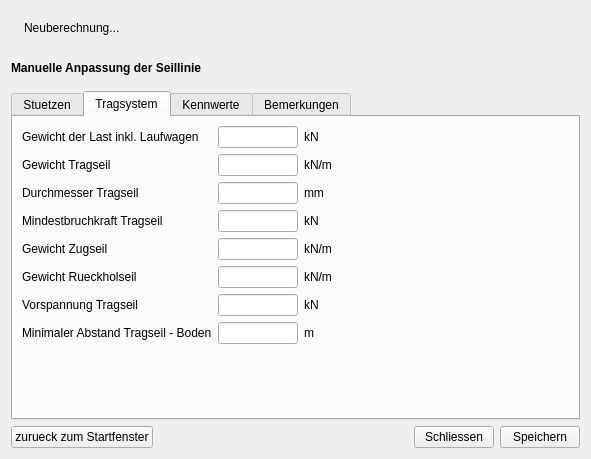
Above: gui/adjustmentDialog.ui from piMoll/SEILAPLAN before the change. Below: the same form after it.
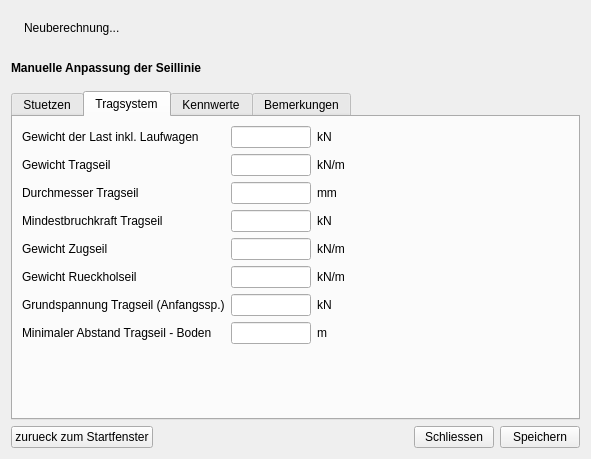
That is the form after the change. The open tabs and pages were chosen to show the change. Icons and pictures are not drawn.

Patch:
```diff
--- a/gui/adjustmentDialog.ui
+++ b/gui/adjustmentDialog.ui
@@ -426,7 +426,7 @@
            <item row="6" column="0">
             <widget class="QLabel" name="label_10">
              <property name="text">
-              <string>Vorspannung Tragseil</string>
+              <string>Grundspannung Tragseil (Anfangssp.)</string>
              </property>
             </widget>
            </item>
```
